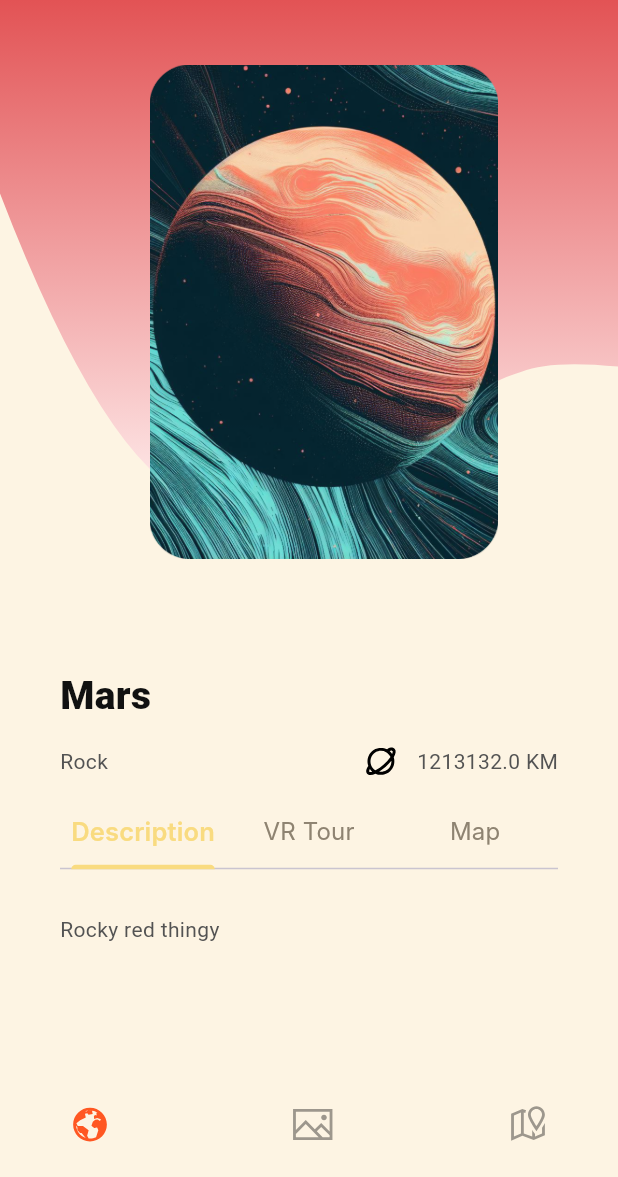
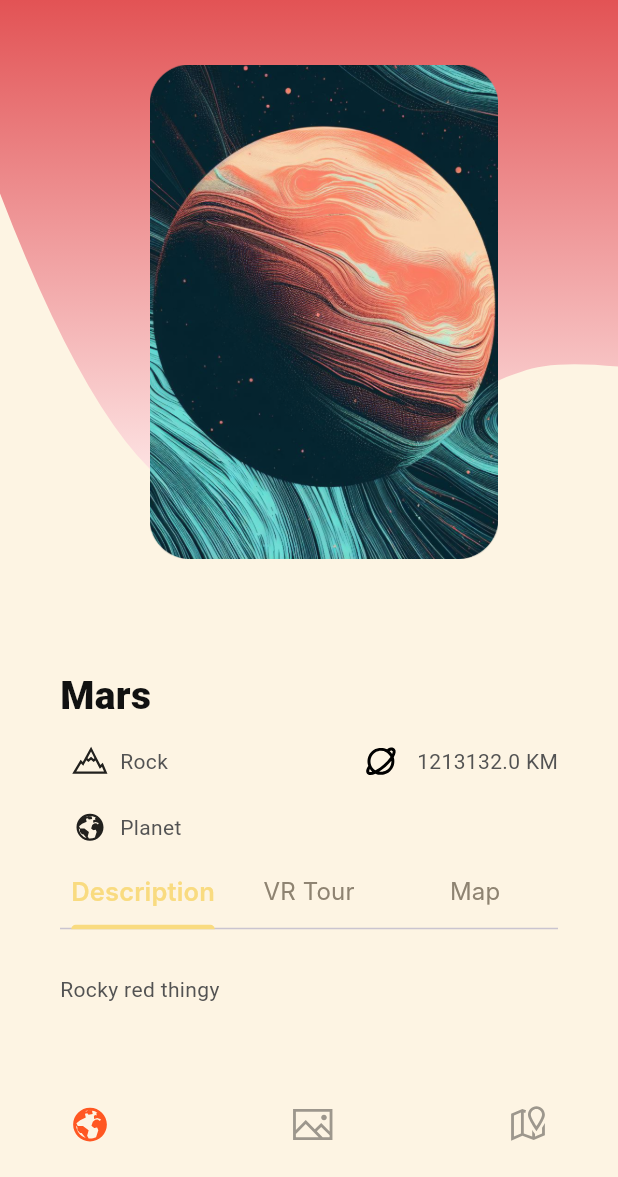
Before and after one commit to CubeMora/Deneb, a Flutter app: the DetailsScreen screen opened directly with sample values from the repository, on a phone screen of 412 x 824 dp, the part 59-1236 px from its top. Run offline on Flutter 3.47's test engine with Material 3 defaults, Android fonts, the phone set to English and light mode, and no system bars; drawn by our look-alikes of flutter_animate, google_nav_bar; our stand-ins replace cached_network_image, extended_image, flutter_svg, image_picker, line_icons, sqflite; missing offline and left inert: shaky_animated_listview; accounts and stored records are empty; generated files the repository leaves out were written again; Roboto replaces fonts that are missing (Inter, Plus Jakarta Sans); project files that could hold a hidden picture were left out.

Commit message:
Details View complete

```diff
--- a/lib/src/pages/details/components/characteristics.dart
+++ b/lib/src/pages/details/components/characteristics.dart
@@ -4,6 +4,7 @@ import 'package:flutter_app_astronomy/src/services/theme_helper.dart';
 import 'package:flutter_app_astronomy/src/settings/constants/image_constant.dart';
 
 import 'package:flutter_svg/svg.dart';
+import 'package:line_icons/line_icons.dart';
 
 class Characteristics extends StatelessWidget {
   const Characteristics({super.key, required this.celestialBody});
@@ -24,6 +25,25 @@ class Characteristics extends StatelessWidget {
             mainAxisAlignment: MainAxisAlignment.center,
             crossAxisAlignment: CrossAxisAlignment.center,
             children: [
+              Padding(
+                padding: const EdgeInsets.all(8.0),
+                child: Icon(
+                  () {
+                    switch (celestialBody.majorityNature) {
+                      case "Rock":
+                        return LineIcons.mountain;
+                      case "Solid":
+                        return LineIcons.hockeyPuck;
+                      case "Liquid":
+                        return LineIcons.water;
+                      case "Gas":
+                        return LineIcons.smog;
+                      default:
+                        return Icons.help;
+                    }
+                  }(),
+                ),
+              ),
               Text(celestialBody.majorityNature),
               const Spacer(),
               IconButton(
@@ -32,6 +52,36 @@ class Characteristics extends StatelessWidget {
               ),
               Text("${celestialBody.size.toString()} KM")
             ]),
+            Row(
+              children: [
+                Padding(
+                    padding: const EdgeInsets.all(8.0),
+                    child: Icon(
+                      () {
+                        switch (celestialBody.type) {
+                          case "System":
+                            return LineIcons.share;
+                          case "Star":
+                            return LineIcons.star;
+                          case "Planet":
+                            return LineIcons.globe;
+                          case "Asteroid":
+                            return LineIcons.cogs;
+                          case "Comet":
+                            return LineIcons.meteor;
+                          case "Moon":
+                            return LineIcons.moon;
+                          case "Unknown":
+                            return LineIcons.question;
+                          default:
+                            return Icons.help;
+                        }
+                      }(),
+                    ),
+                  ),
+                  Text(celestialBody.type),
+              ],
+            ),
       ],
     );
   }
--- a/lib/src/pages/details/details_screen.dart
+++ b/lib/src/pages/details/details_screen.dart
@@ -30,6 +30,7 @@ class DetailsScreen extends StatefulWidget {
 
 class _DetailsScreenState extends State<DetailsScreen>
     with SingleTickerProviderStateMixin {
+      GlobalKey refreshKey = GlobalKey();
   late TabController tabController;
   int selectedIndex = 0;
 
@@ -44,7 +45,7 @@ class _DetailsScreenState extends State<DetailsScreen>
   Widget build(BuildContext context) {
     List<Widget> widgetOptions = <Widget>[
       planetOverall(MediaQuery.of(context).size, context),
-      CelestialBodiesImageGrid(celestialBodyId: widget.celestialBody.id!),
+      CelestialBodiesImageGrid(celestialBodyId: widget.celestialBody.id!, ),
       const Center(child: Text("c deisote"))
     ];
 
@@ -124,6 +125,7 @@ class _DetailsScreenState extends State<DetailsScreen>
       color: appTheme.deepOrange300,
       height: MediaQuery.of(context).size.height - 200,
       child: CelestialBodiesImageGrid(
+
           celestialBodyId: widget.celestialBody.id!), //This is an image grid
     );
   }
--- a/lib/src/pages/forms/planets_form.dart
+++ b/lib/src/pages/forms/planets_form.dart
@@ -99,9 +99,9 @@ class _AddNewPlanetScreenState extends State<AddNewPlanetScreen> {
               onPressed: () {
                 _formKey.currentState!.validate();
 
-                ImagePickerService(
-                  context,
-                ).openSinglePickerDialog();
+                // ImagePickerService(
+                //   context,
+                // ).openSinglePickerDialog();
                 ScaffoldMessenger.of(context).showSnackBar(const SnackBar(
                   content: Text('Added'),
                 ));
--- a/lib/src/services/router_generator.dart
+++ b/lib/src/services/router_generator.dart
@@ -15,7 +15,12 @@ class RouteGenerator {
         return MaterialPageRoute(builder: (_) => HomeScreen());
       case '/addPlanet':
         return MaterialPageRoute(builder: (_) => AddNewPlanetScreen());
+      case '/image':
+        if(args is String){
+          return MaterialPageRoute(builder: (_) => ImageViewerScreen(imageProvider: args,));
 
+        }
+        return _errorRoute();
       case '/details':
         if (args is CelestialBody) {
           return MaterialPageRoute(
--- a/lib/src/services/screen_reference.dart
+++ b/lib/src/services/screen_reference.dart
@@ -1,6 +1,7 @@
 export 'package:flutter_app_astronomy/src/pages/image_gridview.dart';
 export 'package:flutter_app_astronomy/src/pages/details/details_screen.dart';
 export 'package:flutter_app_astronomy/src/pages/home/home_screen.dart';
+export 'package:flutter_app_astronomy/src/pages/details/image_viewer.dart';
 
 // export '';
 // export '';
--- a/pubspec.yaml
+++ b/pubspec.yaml
@@ -13,6 +13,7 @@ dependencies:
   cached_network_image: ^3.2.1
   camera: ^0.10.5+5
   cupertino_icons: ^1.0.5
+  easy_image_viewer: ^1.2.1
   extended_image: ^8.1.1
   flutter:
     sdk: flutter
```
Also changed, not shown: lib/src/pages/details/celestial_bodies_image_grid.dart (+58 -10 lines), lib/src/pages/details/image_viewer.dart (added, +21 -0 lines), lib/src/pages/home/home_screen.dart (+19 -6 lines), lib/src/services/image_picker.dart (+19 -50 lines), lib/src/services/local_data.dart (+5 -3 lines), pubspec.lock.
